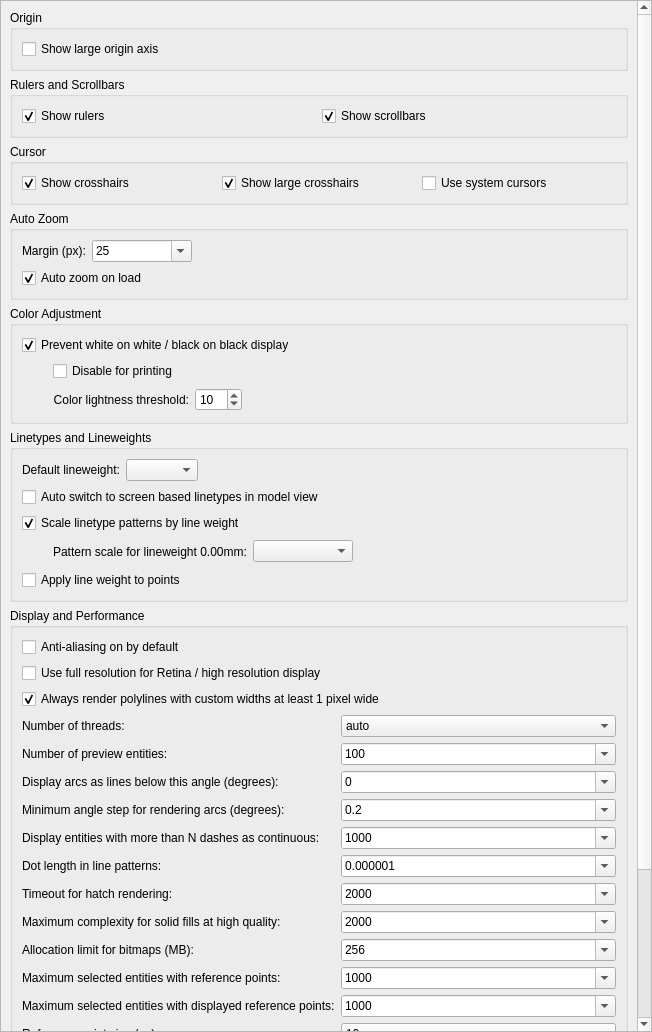
Qt form scripts/Edit/AppPreferences/GraphicsViewPreferences/PreferencesPage.ui (qcad/qcad) before a commit.
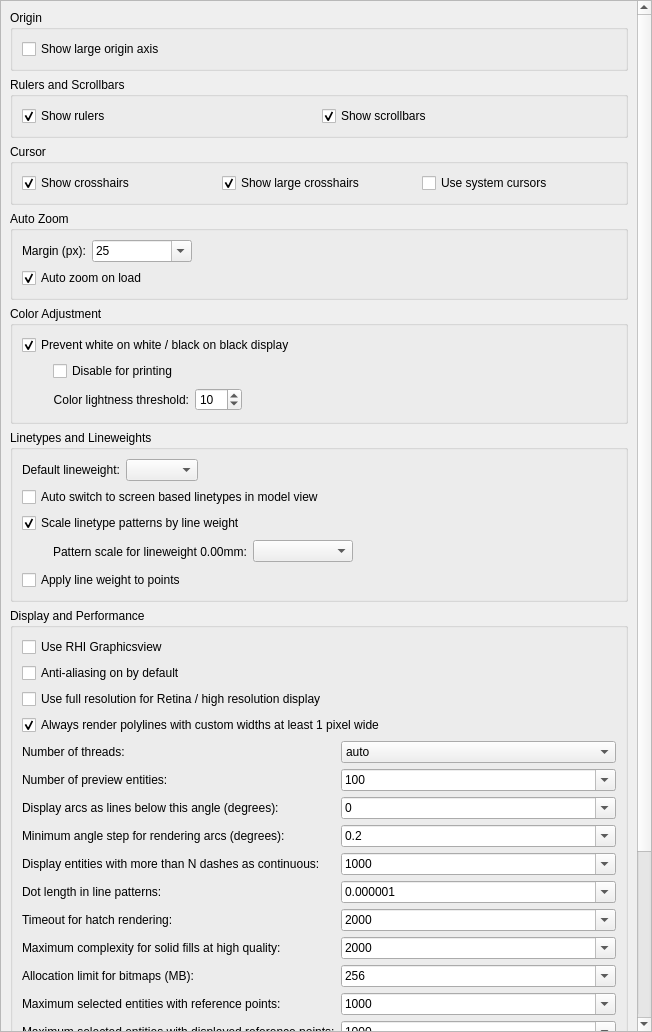
The same form after that commit. Custom widgets are drawn as their Qt base class.

Commit message: add RHI preference

```diff
--- a/scripts/Edit/AppPreferences/GraphicsViewPreferences/PreferencesPage.ui
+++ b/scripts/Edit/AppPreferences/GraphicsViewPreferences/PreferencesPage.ui
@@ -416,6 +416,19 @@
        <string>Display and Performance</string>
       </property>
       <layout class="QVBoxLayout" name="verticalLayout_6">
+       <item>
+        <widget class="QCheckBox" name="UseRhiGraphicsView">
+         <property name="toolTip">
+          <string>Use the hardware accelerated graphics view based on the Qt RHI (Rendering Hardware Interface) instead of the image based graphics view</string>
+         </property>
+         <property name="text">
+          <string>Use RHI Graphicsview</string>
+         </property>
+         <property name="RequiresRestart" stdset="0">
+          <bool>true</bool>
+         </property>
+        </widget>
+       </item>
        <item>
         <widget class="QCheckBox" name="Antialiasing">
          <property name="text">
```
Left out of the diff: 1 changed line with no effect on the pictures. The commit also changes 1 other file.
